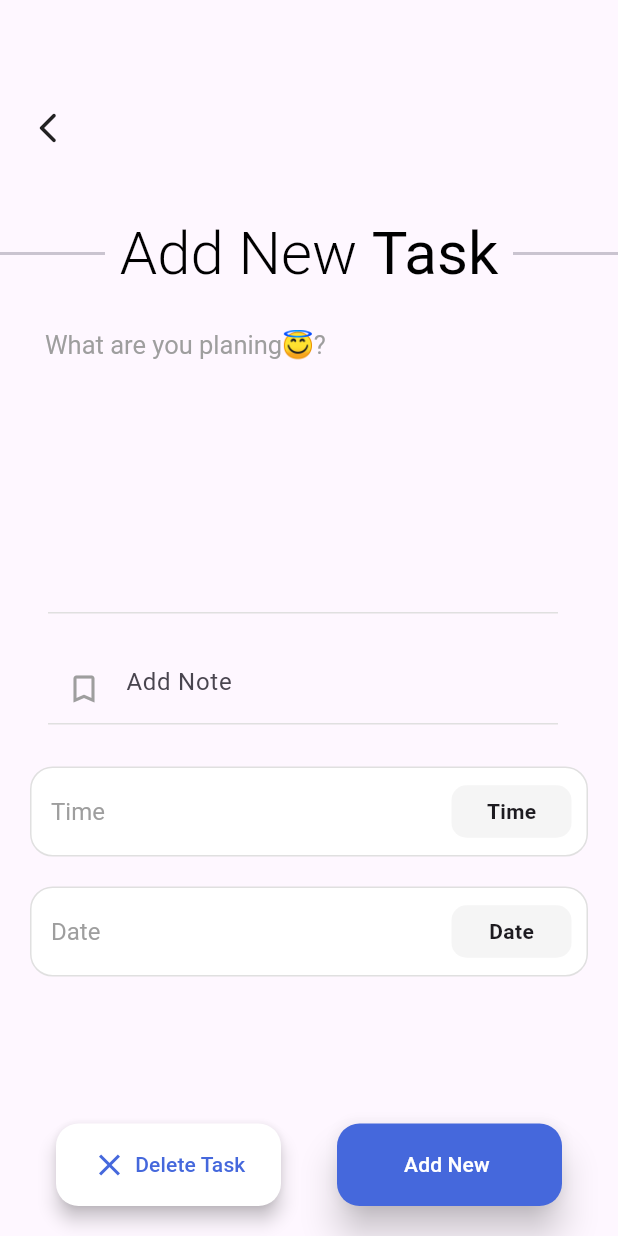
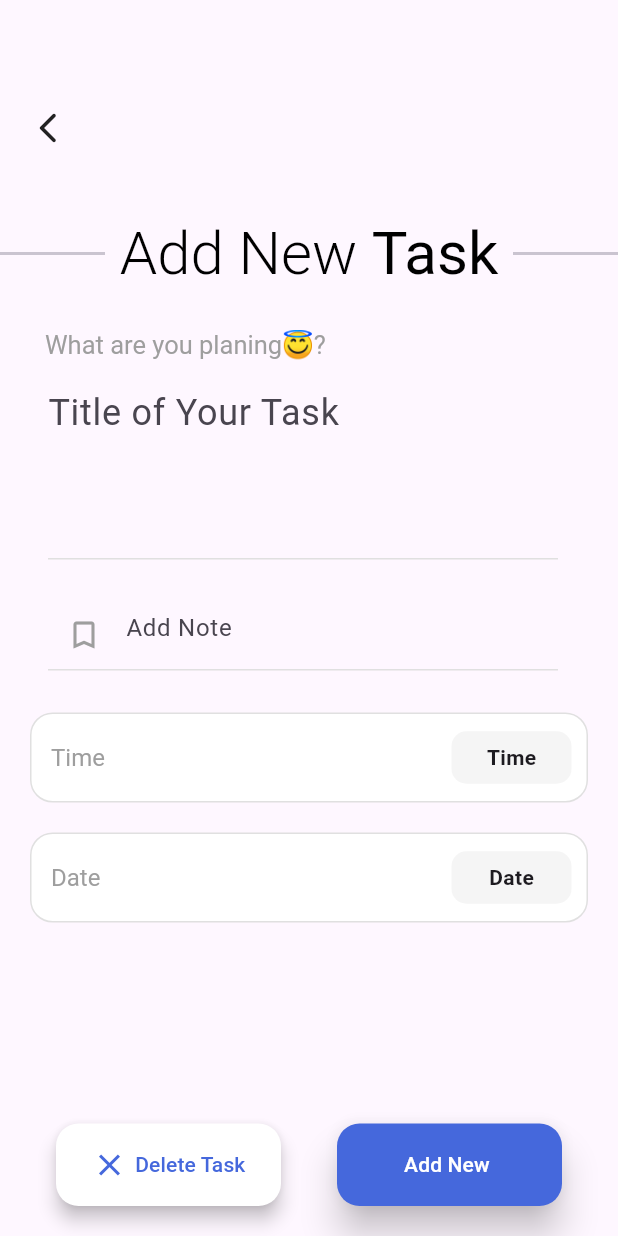
Before and after one commit to vipingoyat/Todo_Flutter_Application, a Flutter app: the TaskView screen opened directly, scrolled down 31 dp, on a phone screen of 412 x 824 dp. Run offline on Flutter 3.47's test engine with Material 3 defaults, Android fonts, the phone set to English and light mode, and no system bars; our stand-ins replace animate_do, flutter_slider_drawer, lottie; missing offline and left inert: flutter_cupertino_date_picker_fork.

Commit message:
Task View UI work done

```diff
--- a/lib/views/tasks/components/rep_textfield.dart
+++ b/lib/views/tasks/components/rep_textfield.dart
@@ -19,13 +19,14 @@ class RepTextField extends StatelessWidget {
       child: ListTile(
         title: TextFormField(
           controller: controller,
-          maxLines: !isForDescription ? 6 : null,
-          cursorHeight: !isForDescription ? 60 : null,
-          style: const TextStyle(color: Colors.black),
+          maxLines: !isForDescription ? 3 : null,
+          cursorHeight: !isForDescription ? 45 : null,
+          style: TextStyle(color: Colors.black,
+          fontSize: !isForDescription ? 24:null),
           decoration: InputDecoration(
             border: isForDescription ? InputBorder.none : null,
             counter: Container(),
-            hintText: isForDescription ? AppStr.addNote : null,
+            hintText: isForDescription ? AppStr.addNote : "Title of Your Task",
             prefixIcon: isForDescription
                 ? const Icon(Icons.bookmark_border, color: Colors.grey)
                 : null,
```
